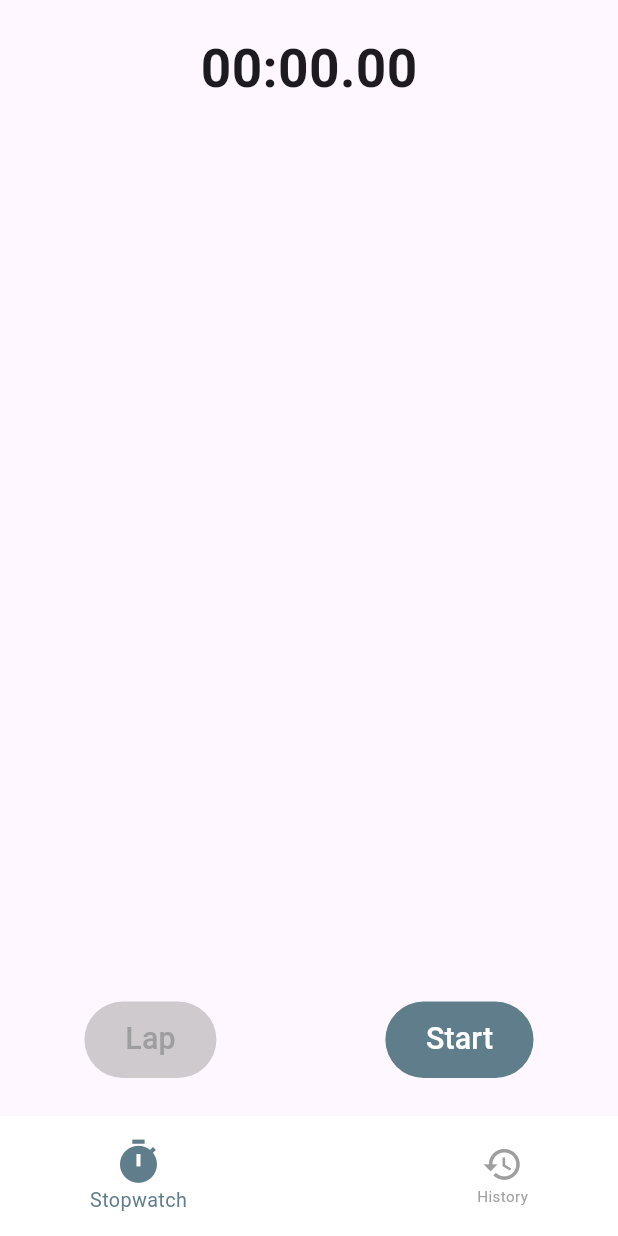
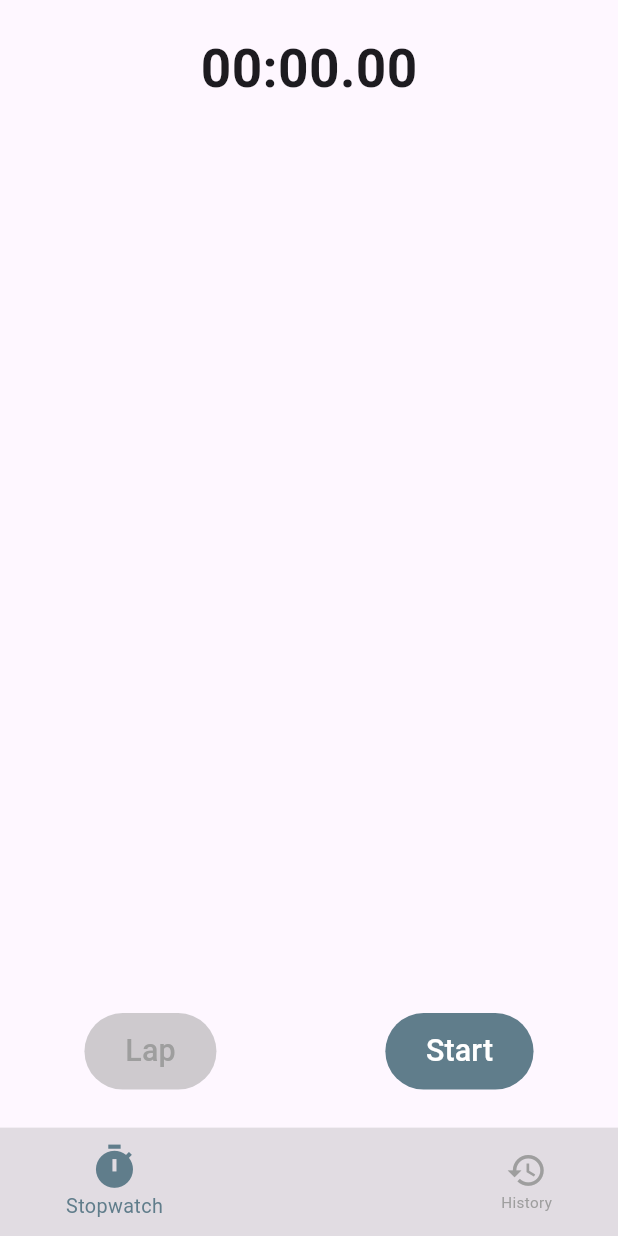
Before and after one commit to jorgesarabia/stopwatch_challenge, a Flutter app: the screen it shows after launch, on a phone screen of 412 x 824 dp. Run offline on Flutter 3.47's test engine with Material 3 defaults, Android fonts, the phone set to English and light mode, and no system bars; our stand-ins replace flutter_screenutil, freezed_annotation, get_it, injectable, shared_preferences.

Commit message:
chore: update readme (#6)
* update the readme

* upload some screenshots

* test image

* update image

* adapt the tab for web

* add test image

* update the image size

```diff
--- a/lib/views/screens/app_landing/app_landing_screen.dart
+++ b/lib/views/screens/app_landing/app_landing_screen.dart
@@ -36,12 +36,13 @@ class _AppLandingScreenState extends State<AppLandingScreen> {
     return Consumer<StopwatchController>(
       builder: (context, stopwatchController, _) {
         return Scaffold(
-          body: _tabSections.elementAt(stopwatchController.tab),
-          bottomNavigationBar: BottomAppBar(
-            elevation: 2,
-            color: Colors.white,
+          body: Column(
+            children: [
+              Expanded(child: _tabSections.elementAt(stopwatchController.tab)),
+              Container(
+                color: Colors.grey.withOpacity(0.3),
                 child: Padding(
-              padding: EdgeInsets.symmetric(vertical: 1.h, horizontal: 40.w),
+                  padding: EdgeInsets.symmetric(vertical: 10.h, horizontal: 40.w),
                   child: Row(
                     mainAxisAlignment: MainAxisAlignment.spaceBetween,
                     children: <Widget>[
@@ -61,6 +62,8 @@ class _AppLandingScreenState extends State<AppLandingScreen> {
                   ),
                 ),
               ),
+            ],
+          ),
         );
       },
     );
```
Also changed, not shown: 4 other files. Lines whose indentation alone changed are shown as unchanged.
